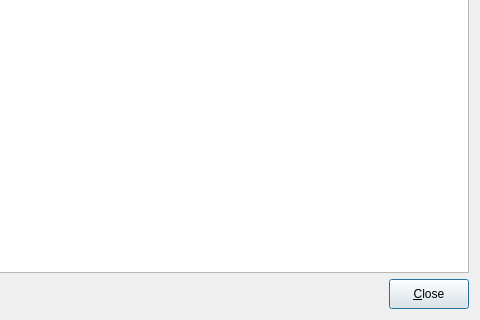
Qt form ui/Error.ui (Christian-Kr/qlamz) before a commit; both pictures show x 204 to 684 and y 237 to 557 of the 684 by 557 pixel window.
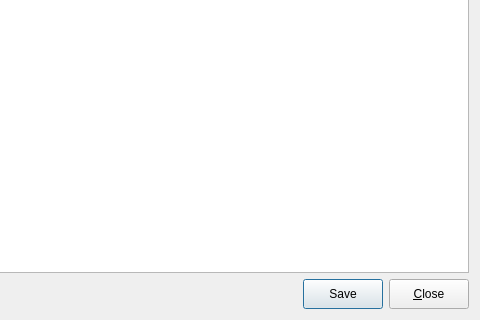
The same form after that commit.

Commit message: The error log can now be saved to a file.

Diff of the .ui file:
```diff
--- a/ui/Error.ui
+++ b/ui/Error.ui
@@ -59,6 +59,19 @@
            </property>
           </spacer>
          </item>
+         <item>
+          <widget class="QPushButton" name="buttoSave">
+           <property name="minimumSize">
+            <size>
+             <width>0</width>
+             <height>30</height>
+            </size>
+           </property>
+           <property name="text">
+            <string>Save</string>
+           </property>
+          </widget>
+         </item>
          <item>
           <widget class="QPushButton" name="buttonClose">
            <property name="minimumSize">
```
Left out of the diff: 19 changed lines with no effect on the pictures. The commit also changes 2 other files.
